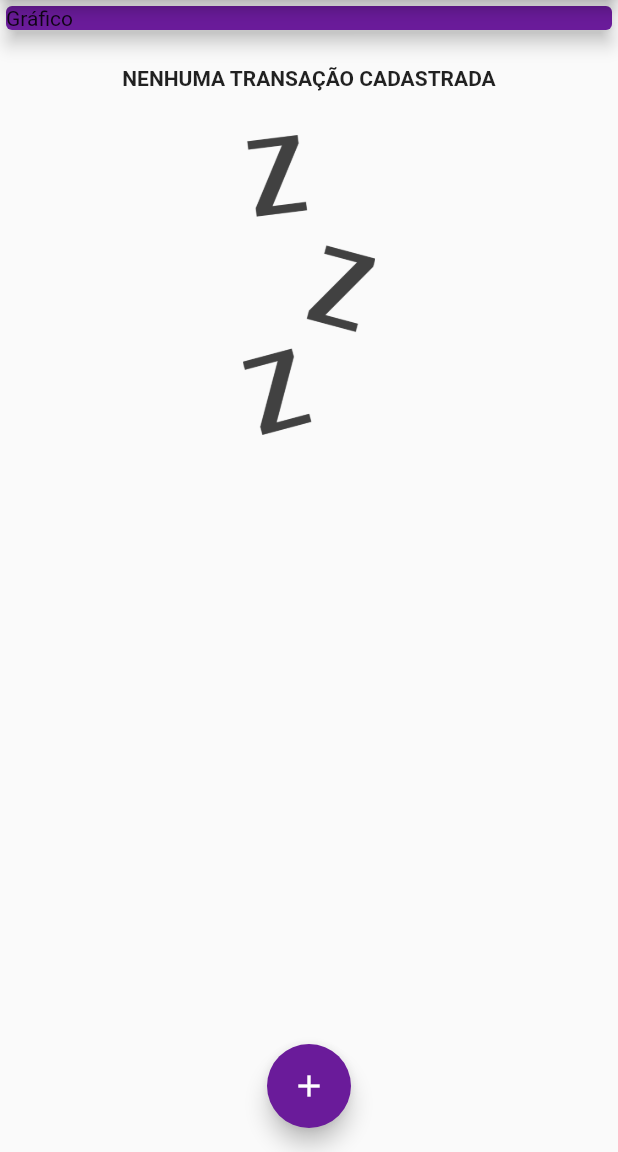
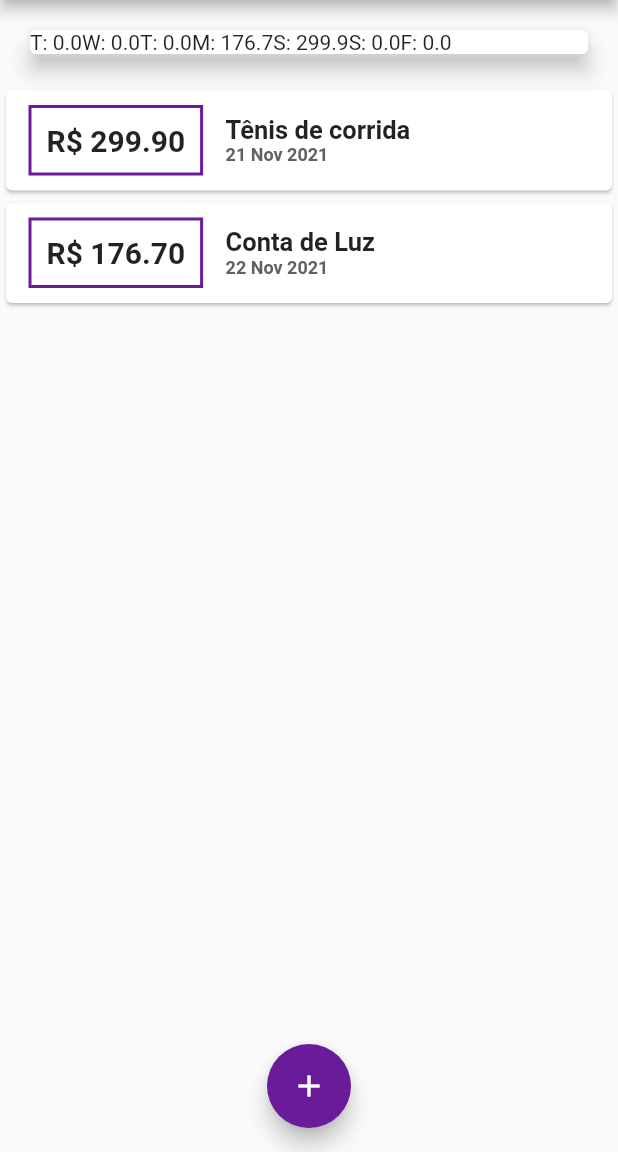
Before and after one commit to gbarth/despesasPessoais, a Flutter app: the screen it shows after launch, on a phone screen of 412 x 824 dp, the part 84-1236 px from its top. Run offline on Flutter 3.47's test engine with Material 2 defaults, Android fonts, the phone set to English and light mode, and no system bars; our stand-ins replace google_fonts; Roboto replaces fonts that are missing (Play).

Commit message:
Criação de um Chart

```diff
--- /dev/null
+++ b/lib/components/chart.dart
@@ -0,0 +1,48 @@
+import 'package:expenses/models/transaction.dart';
+import 'package:flutter/material.dart';
+import 'package:intl/intl.dart';
+import '../models/transaction.dart';
+
+class Chart extends StatelessWidget {
+  final List<Transaction> recentTransaction;
+  Chart(this.recentTransaction);
+
+  List<Map<String, Object>> get groupedTransactions {
+    return List.generate(7, (index) {
+      final weekDay = DateTime.now().subtract(
+        Duration(days: index),
+      );
+
+      double totalSum = 0.00;
+
+      for (var i = 0; i < recentTransaction.length; i++) {
+        bool sameDay = recentTransaction[i].date.day == weekDay.day;
+        bool sameMonth = recentTransaction[i].date.month == weekDay.month;
+        bool sameYear = recentTransaction[i].date.year == weekDay.year;
+
+        if (sameDay && sameMonth && sameYear) {
+          totalSum += recentTransaction[i].value;
+        }
+      }
+
+      return {
+        'day': DateFormat.E().format(weekDay)[0],
+        'value': totalSum,
+      };
+    });
+  }
+
+  @override
+  Widget build(BuildContext context) {
+    groupedTransactions;
+    return Card(
+      elevation: 6,
+      margin: EdgeInsets.all(20),
+      child: Row(
+        children: groupedTransactions.map((tr) {
+          return Text('${tr['day']}: ${tr['value']}');
+        }).toList(),
+      ),
+    );
+  }
+}
--- a/lib/main.dart
+++ b/lib/main.dart
@@ -1,3 +1,4 @@
+import 'package:expenses/components/chart.dart';
 import 'package:expenses/components/transaction_form.dart';
 import 'dart:math';
 import 'package:flutter/material.dart';
@@ -5,8 +6,8 @@ import 'package:google_fonts/google_fonts.dart';
 
 import 'components/transaction_form.dart';
 import 'components/transaction_list.dart';
+import 'components/chart.dart';
 import 'models/transaction.dart';
-
 
 main() => runApp(const ExpensesApp());
 
@@ -17,7 +18,7 @@ class ExpensesApp extends StatelessWidget {
   Widget build(BuildContext context) {
     return MaterialApp(
       title: 'Despesas Pessoais',
-      home:MyHomePage(),
+      home: MyHomePage(),
       theme: ThemeData(
         primaryColor: Colors.purple[900],
         accentColor: Colors.purple[800],
@@ -28,35 +29,38 @@ class ExpensesApp extends StatelessWidget {
 }
 
 class MyHomePage extends StatefulWidget {
-
   @override
   State<MyHomePage> createState() => _MyHomePageState();
 }
 
 class _MyHomePageState extends State<MyHomePage> {
-
   final List<Transaction> _transactions = [
-    /*Transaction (
+    Transaction(
       id: 't1',
       title: 'Tênis de corrida',
       value: 299.90,
-      date: DateTime.now(),
+      date: DateTime.now().subtract(const Duration(days: 4)),
     ),
-    Transaction (
+    Transaction(
       id: 't2',
       title: 'Conta de Luz',
       value: 176.70,
-      date: DateTime.now(),
-    )*/
+      date: DateTime.now().subtract(const Duration(days: 3)),
+    )
   ];
 
-  _addTransaction(String title, double value){
+  List<Transaction> get _recentTransactions {
+    return _transactions.where((tr) {
+      return tr.date.isAfter(DateTime.now().subtract(const Duration(days: 7)));
+    }).toList();
+  }
+
+  _addTransaction(String title, double value) {
     final newTransaction = Transaction(
         id: Random().nextDouble().toString(),
         title: title,
         value: value,
-      date: DateTime.now()
-    );
+        date: DateTime.now());
 
     setState(() {
       _transactions.add(newTransaction);
@@ -65,10 +69,10 @@ class _MyHomePageState extends State<MyHomePage> {
     Navigator.of(context).pop();
   }
 
-  _openTransactionFormModal(BuildContext context){
+  _openTransactionFormModal(BuildContext context) {
     showModalBottomSheet(
         context: context,
-      builder: (ctx){
+        builder: (ctx) {
           return TransactionForm(_addTransaction);
         });
   }
@@ -77,12 +81,8 @@ class _MyHomePageState extends State<MyHomePage> {
   Widget build(BuildContext context) {
     return Scaffold(
       appBar: AppBar(
-        title: Text(
-          'Despesas Pessoais',
-          style: GoogleFonts.play(
-            fontWeight: FontWeight.bold
-          )
-          ),
+        title: Text('Despesas Pessoais',
+            style: GoogleFonts.play(fontWeight: FontWeight.bold)),
         backgroundColor: Theme.of(context).primaryColor,
         actions: [
           IconButton(
@@ -95,13 +95,7 @@ class _MyHomePageState extends State<MyHomePage> {
         child: Column(
           crossAxisAlignment: CrossAxisAlignment.stretch,
           children: <Widget>[
-            Container(
-              child: Card(
-                 color: Theme.of(context).accentColor,
-                 child: const Text('Gráfico'),
-                 elevation: 5,
-               ),
-            ),
+            Chart(_recentTransactions),
             TransactionList(_transactions),
           ],
         ),
```
Also changed, not shown: lib/components/transaction_list.dart (+6 -13 lines). Lines whose indentation alone changed are shown as unchanged.
